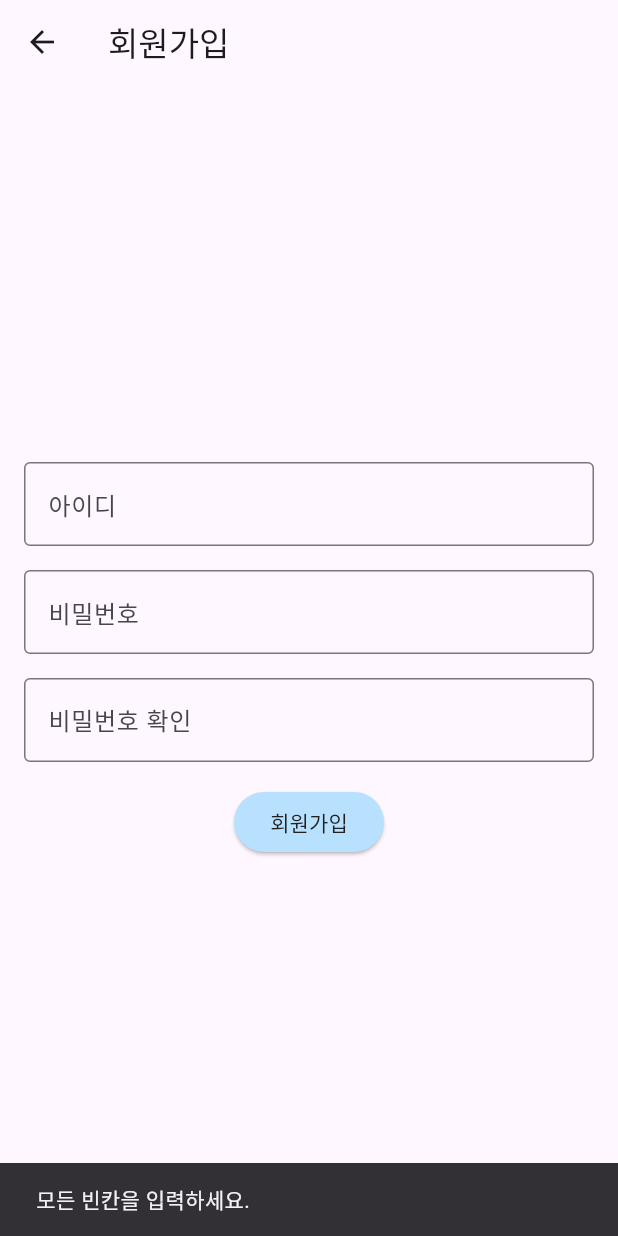
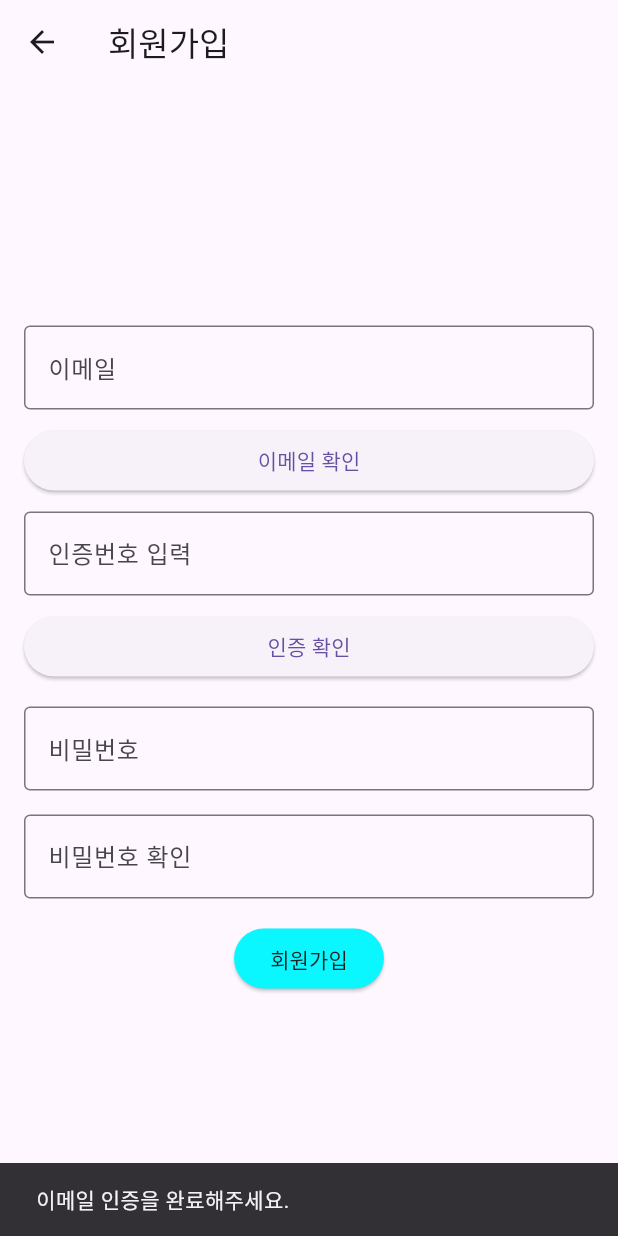
Before and after one commit to ahyng/quiz_application, a Flutter app: the SignupScreen screen opened by its route, after a tap on "회원가입", on a phone screen of 412 x 824 dp. Run offline on Flutter 3.47's test engine with Material 3 defaults, Android fonts, the light colour scheme and no system bars; our stand-ins replace dio, flutter_dotenv, flutter_secure_storage, jwt_decoder; accounts and stored records are empty; network calls fail.

Commit message:
로그인 토큰 문제 해결

```diff
--- a/lib/main.dart
+++ b/lib/main.dart
@@ -13,6 +13,7 @@ import 'screen/studentScore_screen.dart';
 import 'screen/eiditQuiz_scree.dart';
 import 'screen/quizResult_screen.dart';
 import 'screen/change_screen.dart';
+import 'screen/myPage_screen.dart';
 
 void main() async {
   WidgetsFlutterBinding.ensureInitialized();
@@ -50,13 +51,14 @@ class MyApp extends StatelessWidget {
         '/login': (context) => LoginScreen(),
         '/signup': (context) => SignupScreen(),
         '/enter_code': (context) => CodeScreen(),
-        '/manQuiz': (context) => ManageQuiz(), // 이 위젯이 정상적으로 존재하는지 확인
+        '/manQuiz': (context) => ManageQuiz(),
         '/make_quiz': (context) => MakeQuiz(),
         '/solve-quiz': (context) => SolveQuiz(),
         '/edit_quiz': (context) => EditQuiz(),
         '/student_score': (context) => StudentScoreScreen(),
         '/quizresult' : (context) => QuizResult(),
         '/changepw' : (context) => ChangePasswordScreen(),
+        '/mypage' : (context) => MyPageScreen(),
       },
     );
   }
--- a/lib/screen/login_screen.dart
+++ b/lib/screen/login_screen.dart
@@ -57,8 +57,8 @@ class _LoginScreenState extends State<LoginScreen> {
             TextField(
               controller: _IDController,
               decoration: InputDecoration(
-                labelText: '아이디',
-                hintText: '아이디를 입력하세요',
+                labelText: '이메일',
+                hintText: '이메일을 입력하세요',
                 labelStyle: TextStyle(color: Colors.black),
                 focusedBorder: OutlineInputBorder(
                   borderRadius: BorderRadius.all(Radius.circular(10.0)),
@@ -138,7 +138,7 @@ Future<void> login(String userID, String password, BuildContext context) async {
 
   try {
     final response = await dio.post(
-      '${dotenv.env['ADDRESS']}/sign-in', //실제 API URL로 변경
+      '${dotenv.env['ADDRESS']}/sign-in',
       data: {'userId': userID, 'password': password},
       options: Options(
         headers: {'Content-Type': 'application/json'},
@@ -149,16 +149,18 @@ Future<void> login(String userID, String password, BuildContext context) async {
 
     if (response.statusCode == 200) {
       final data = response.data;
-      if (data != null && data['accessToken'] != null) {
+      if (data != null && data['accessToken'] != null && data['refreshToken'] != null) {
         final accessToken = data['accessToken'];
+        final refreshToken = data['refreshToken'];
 
         await storage.write(key: "access_token", value: accessToken);
+        await storage.write(key: "refresh_token", value: refreshToken);
 
         ScaffoldMessenger.of(context).showSnackBar(
           SnackBar(content: Text('로그인 성공')),
         );
 
-        Navigator.pushReplacementNamed(context, '/manQuiz', arguments: accessToken,);
+        Navigator.pushReplacementNamed(context, '/manQuiz', arguments: {'accessToken': accessToken, 'refreshToken': refreshToken},);
       } else {
         ScaffoldMessenger.of(context).showSnackBar(
           SnackBar(content: Text('로그인 응답 오류: 액세스 토큰 없음')),
--- a/lib/screen/makeQuiz_screen.dart
+++ b/lib/screen/makeQuiz_screen.dart
@@ -99,11 +99,12 @@ class _MakeQuizScreenState extends State<MakeQuiz> {
 
   Future<void> sendQuizData() async {
     String? accessToken = await storage.read(key: 'access_token'); // 토큰 가져오기
+    String? refreshToken = await storage.read(key: 'refresh_token');
 
     var url = Uri.parse('${dotenv.env['ADDRESS']}/write'); // 백엔드 URL 입력
     var headers = {
       'Content-Type': 'application/json',
-      if (accessToken != null) 'Authorization': 'Bearer $accessToken', // 토큰 추가
+      if (accessToken != null) 'accessToken': 'Bearer $accessToken', 'refreshToken': 'Bearer $refreshToken', // 토큰 추가
     };
 
     var body = jsonEncode({
--- a/lib/screen/signup_screen.dart
+++ b/lib/screen/signup_screen.dart
@@ -1,6 +1,5 @@
 import 'package:flutter/material.dart';
-import 'package:http/http.dart' as http;
-import 'dart:convert';
+import 'package:dio/dio.dart';
 import 'package:flutter_dotenv/flutter_dotenv.dart';
 
 class SignupScreen extends StatefulWidget {
@@ -9,19 +8,96 @@ class SignupScreen extends StatefulWidget {
 }
 
 class _SignupScreenState extends State<SignupScreen> {
-  final TextEditingController _IDController = TextEditingController();
+  final TextEditingController _emailController = TextEditingController();
   final TextEditingController _passwordController = TextEditingController();
   final TextEditingController _confirmPasswordController = TextEditingController();
+  final TextEditingController _verificationCodeController = TextEditingController();
+  final Dio dio = Dio();
+
   bool _isLoading = false;
+  bool _isEmailVerified = false;
+  bool _codeSent = false;
+  String? otp;
 
+  // 이메일 인증 요청
+  Future<void> sendVerificationCode() async {
+    String email = _emailController.text.trim();
+
+    if (email.isEmpty) {
+      ScaffoldMessenger.of(context).showSnackBar(
+        SnackBar(content: Text('이메일을 입력하세요.')),
+      );
+      return;
+    }
+
+    try {
+      final response = await dio.post(
+        '${dotenv.env['ADDRESS']}/send-email',
+        data: {'email': email},
+      );
+
+      if (response.statusCode == 200) {
+        setState(() {
+          _codeSent = true;
+          otp = response.data['otp'].toString();
+        });
+
+        ScaffoldMessenger.of(context).showSnackBar(
+          SnackBar(content: Text('인증번호가 이메일로 전송되었습니다.')),
+        );
+      }
+    } catch (e) {
+      if (e is DioException && e.response?.statusCode == 409) {
+        ScaffoldMessenger.of(context).showSnackBar(
+          SnackBar(content: Text('이미 존재하는 이메일입니다.')),
+        );
+      } else {
+        ScaffoldMessenger.of(context).showSnackBar(
+          SnackBar(content: Text('오류 발생: $e')),
+        );
+      }
+    }
+  }
+
+  // 이메일 인증 코드 확인
+  void verifyCode() {
+    if (_verificationCodeController.text.trim() == otp) {
+      setState(() {
+        _isEmailVerified = true;
+      });
+      ScaffoldMessenger.of(context).showSnackBar(
+        SnackBar(content: Text('이메일 인증이 완료되었습니다.')),
+      );
+    } else {
+      ScaffoldMessenger.of(context).showSnackBar(
+        SnackBar(content: Text('잘못된 인증번호입니다.')),
+      );
+    }
+  }
+
+  // 회원가입 처리
   Future<void> handleSignup() async {
-    String userID = _IDController.text.trim();
+    if (!_isEmailVerified) {
+      ScaffoldMessenger.of(context).showSnackBar(
+        SnackBar(content: Text('이메일 인증을 완료해주세요.')),
+      );
+      return;
+    }
+
+    String email = _emailController.text.trim();
     String password = _passwordController.text.trim();
     String confirmPassword = _confirmPasswordController.text.trim();
 
-    if (userID.isEmpty || password.isEmpty || confirmPassword.isEmpty) {
+    if (email.isEmpty || password.isEmpty || confirmPassword.isEmpty) {
       ScaffoldMessenger.of(context).showSnackBar(
         SnackBar(content: Text('모든 빈칸을 입력하세요.')),
+      );
+      return;
+    }
+
+    if (password.length < 8) {
+      ScaffoldMessenger.of(context).showSnackBar(
+        SnackBar(content: Text('비밀번호는 8자 이상이어야 합니다.')),
       );
       return;
     }
@@ -38,40 +114,27 @@ class _SignupScreenState extends State<SignupScreen> {
     });
 
     try {
-      final url = Uri.parse('${dotenv.env['ADDRESS']}/sign-up'); // 서버의 회원가입 API
-      final response = await http.post(
-        url,
-        headers: {'Content-Type': 'application/json'},
-        body: jsonEncode({'userId': userID, 'password': password}),
+      final response = await dio.post(
+        '${dotenv.env['ADDRESS']}/sign-up',
+        data: {'email': email, 'password': password},
       );
 
       if (response.statusCode == 200) {
-        // 회원가입 성공
-        final responseData = jsonDecode(response.body);
-        print(responseData);
         ScaffoldMessenger.of(context).showSnackBar(
           SnackBar(content: Text('회원가입 성공')),
         );
-
-        // 로그인 화면으로 이동
         Navigator.pushNamed(context, '/login');
-      } else {
-        // 회원가입 실패
-        final responseData = jsonDecode(response.body);
-        if (responseData['message'] == 'id exists') {
-          ScaffoldMessenger.of(context).showSnackBar(
-            SnackBar(content: Text('이미 등록된 아이디입니다'))
-          );
-        }else {
-          ScaffoldMessenger.of(context).showSnackBar(
-            SnackBar(content: Text('비밀번호는 8자 이상 작성해주세요')),
-        );
-        }
       }
     } catch (e) {
-      ScaffoldMessenger.of(context).showSnackBar(
-        SnackBar(content: Text('에러 발생: $e')),
-      );
+      if (e is DioException && e.response?.statusCode == 409) {
+        ScaffoldMessenger.of(context).showSnackBar(
+          SnackBar(content: Text('이미 존재하는 이메일입니다.')),
+        );
+      } else {
+        ScaffoldMessenger.of(context).showSnackBar(
+          SnackBar(content: Text('오류 발생: $e')),
+        );
+      }
     } finally {
       setState(() {
         _isLoading = false;
@@ -89,12 +152,42 @@ class _SignupScreenState extends State<SignupScreen> {
           mainAxisAlignment: MainAxisAlignment.center,
           children: [
             TextField(
-              controller: _IDController,
+              controller: _emailController,
               decoration: InputDecoration(
-                labelText: '아이디',
+                labelText: '이메일',
                 border: OutlineInputBorder(),
               ),
               keyboardType: TextInputType.emailAddress,
+            ),
+            SizedBox(height: 10),
+            Row(
+              children: [
+                Expanded(
+                  child: ElevatedButton(
+                    onPressed: sendVerificationCode,
+                    child: Text('이메일 확인'),
+                  ),
+                ),
+              ],
+            ),
+            SizedBox(height: 10),
+            TextField(
+              controller: _verificationCodeController,
+              decoration: InputDecoration(
+                labelText: '인증번호 입력',
+                border: OutlineInputBorder(),
+              ),
+            ),
+            SizedBox(height: 10),
+            Row(
+              children: [
+                Expanded(
+                  child: ElevatedButton(
+                    onPressed: verifyCode,
+                    child: Text('인증 확인'),
+                  ),
+                ),
+              ],
             ),
             SizedBox(height: 16),
             TextField(
@@ -120,7 +213,7 @@ class _SignupScreenState extends State<SignupScreen> {
                 : ElevatedButton(
                     onPressed: handleSignup,
                     style: ElevatedButton.styleFrom(
-                      backgroundColor: const Color(0xFFB8E0FF),
+                      backgroundColor: _isEmailVerified ? const Color(0xFFB8E0FF) : const Color.fromARGB(255, 10, 247, 255),
                       foregroundColor: const Color(0xFF212121),
                       shape: RoundedRectangleBorder(
                         borderRadius: BorderRadius.circular(20),
--- a/pubspec.yaml
+++ b/pubspec.yaml
@@ -35,6 +35,7 @@ dependencies:
   shared_preferences: ^2.2.2
   flutter_dotenv: ^5.0.2
   dio: ^5.3.3
+  jwt_decoder: ^2.0.1
 
   # The following adds the Cupertino Icons font to your application.
   # Use with the CupertinoIcons class for iOS style icons.
```
Also changed, not shown: lib/screen/change_screen.dart (+17 -1 lines), lib/screen/home_screen.dart (+42 -1 lines), lib/screen/manageQuiz_screen.dart (+12 -31 lines), lib/screen/myPage_screen.dart (added, +226 -0 lines), pubspec.lock, 4 other files.
